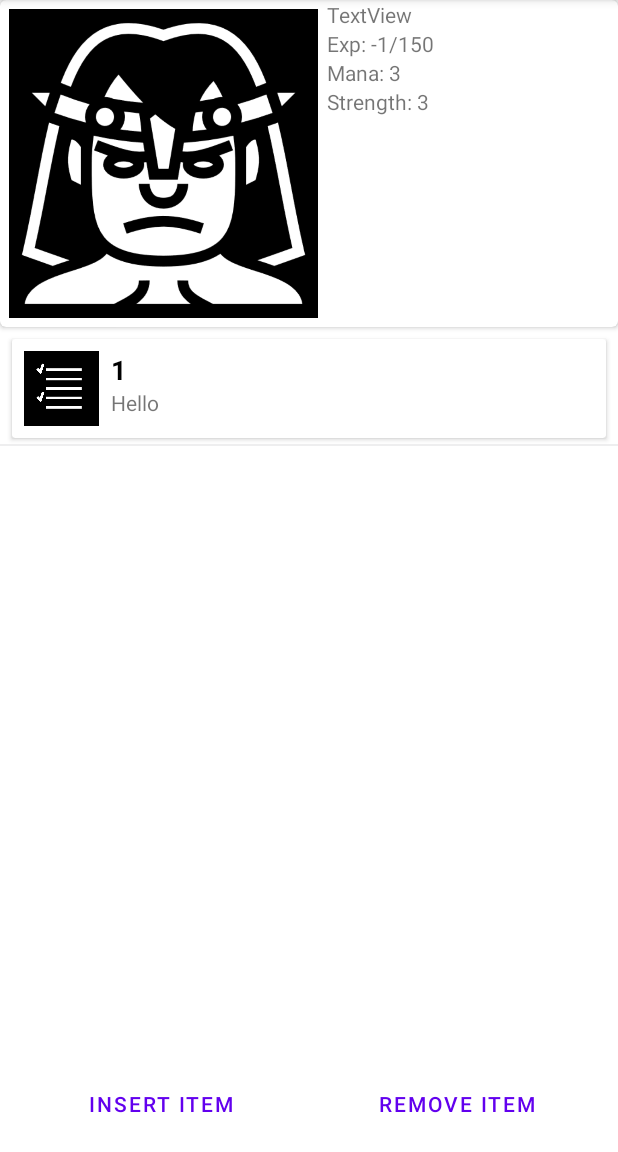
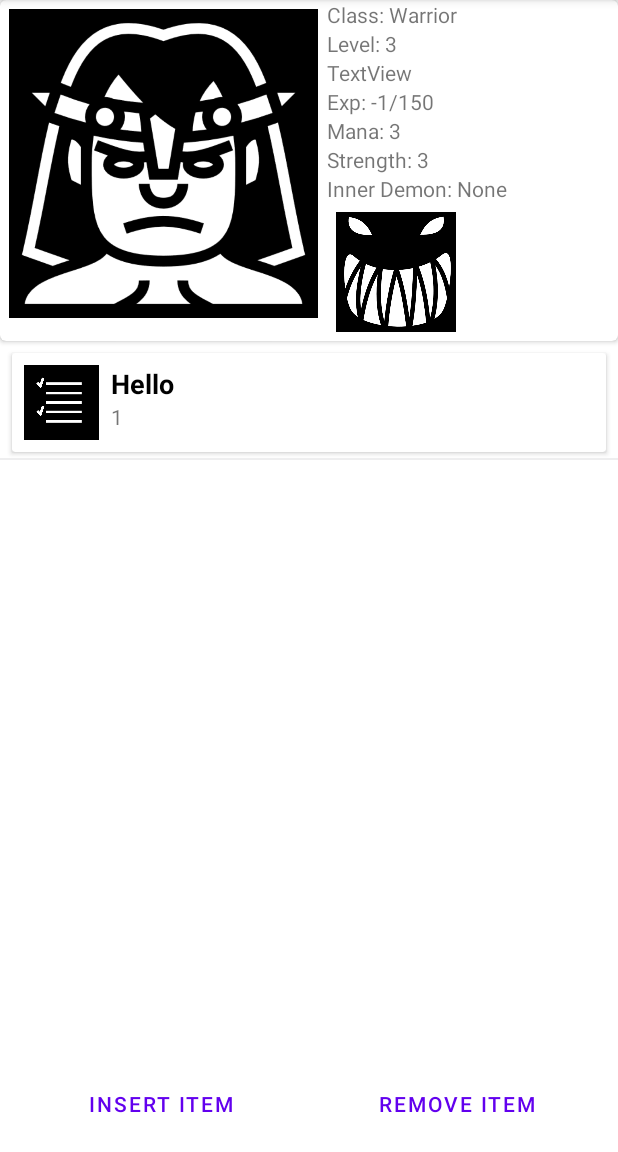
Before and after one commit to frankjmclarke/Gameify, an Android app: the screen it shows after launch (MainActivity), after a tap on "INSERT ITEM", on a phone screen of 412 x 824 dp, the part 84-1236 px from its top. Run offline under Robolectric (Android 15) with nearby library versions, the phone set to English and light mode, and no system bars; our stand-ins replace RxJava; network calls fail.

Commit message:
Adding Inner Demon

```diff
--- a/app/src/main/java/com/fclarke/gameifyfitnessandtodo/MainActivity.kt
+++ b/app/src/main/java/com/fclarke/gameifyfitnessandtodo/MainActivity.kt
@@ -6,6 +6,7 @@ import android.os.Bundle
 import android.text.Editable
 import android.text.TextWatcher
 import android.widget.Button
+import android.widget.ImageView
 import android.widget.TextView
 import android.widget.Toast
 import androidx.lifecycle.ViewModelProvider
@@ -15,6 +16,8 @@ import androidx.recyclerview.widget.StaggeredGridLayoutManager
 import kotlinx.android.synthetic.main.activity_main.*
 import com.fclarke.gameifyfitnessandtodo.adapter.ListAdapter
 import com.fclarke.gameifyfitnessandtodo.business.Level
+import com.fclarke.gameifyfitnessandtodo.business.MyClass
+import com.fclarke.gameifyfitnessandtodo.business.attributes.DemonClass
 import com.fclarke.gameifyfitnessandtodo.business.characters.Hero
 import com.fclarke.gameifyfitnessandtodo.local.Shared
 import com.fclarke.gameifyfitnessandtodo.viewmodel.MainActivityViewModel
@@ -37,20 +40,32 @@ class MainActivity : AppCompatActivity() {
             .getApplicationInfo(applicationContext.packageName, PackageManager.GET_META_DATA)
 
         //initSearchBox()
+        sharedPreferences = Shared(this)
+        val ivDemon = findViewById(R.id.iv_demon) as ImageView
+        val demon = DemonClass(sharedPreferences)
+        //demon.value=1
+        demon.write()
+        demon.read()
+        ivDemon.setImageResource(demon.getImage())
+        val txtDemonName = findViewById(R.id.demon_name) as TextView
+        txtDemonName.text="Inner Demon: "+demon.getName()
+
         val txtGoldAmount = findViewById(R.id.gold_amount) as TextView
         val txtExpAmount = findViewById(R.id.exp_amount) as TextView
         val txtManaAmount = findViewById(R.id.mana_amount) as TextView
         val txtStrengthAmount = findViewById(R.id.strength_amount) as TextView
+        val txtLevelAmount = findViewById(R.id.level_amount) as TextView
+        val txtPlayerClass = findViewById(R.id.player_class) as TextView
 
         initRecyclerView()
         val value = ai.metaData["todoistKey"]
         todoistAuth = "Bearer " + value.toString()
 
         //we want to know how many todoist tasks have been completed since last time, or 200 days ago if no last time
-        sharedPreferences = Shared(this)
+
         //var dt: String? = sharedPreferences?.getString("TODOIST_SINCE_DATE")
-        var dt: String? = "2021-09-29T20:16:09Z" //just for testing
-        var ldt: LocalDateTime = LocalDateTime.now().minus(200, ChronoUnit.DAYS)
+        var dt: String? = "2021-08-01T20:16:09Z" //just for testing
+        var ldt: LocalDateTime = LocalDateTime.now().minus(1, ChronoUnit.DAYS)
         dateTimeString = dt ?: ldt.toString()
 
         val btn_click_me = findViewById(R.id.insert_item) as Button
@@ -66,8 +81,8 @@ class MainActivity : AppCompatActivity() {
         loadAPIData()
 
         viewModel.getGold()
-            ?.observe(this) { s ->
-                txtGoldAmount.setText("Gold: " + java.lang.String.valueOf(s))
+            ?.observe(this) { n ->
+                txtGoldAmount.setText("Gold: " + java.lang.String.valueOf(n))
             }
         viewModel.getExp()
             ?.observe(this) { exp ->
@@ -78,12 +93,21 @@ class MainActivity : AppCompatActivity() {
                 txtExpAmount.setText("Exp: " + java.lang.String.valueOf(expGood)+"/"+expNeededToLevelUp.toString())
             }
         viewModel.getMana()
-            ?.observe(this) { mana ->
-                txtManaAmount.setText("Mana: " + java.lang.String.valueOf(mana))
+            ?.observe(this) { n ->
+                txtManaAmount.setText("Mana: " + java.lang.String.valueOf(n))
             }
         viewModel.getStrength()
-            ?.observe(this) { strength ->
-                txtStrengthAmount.setText("Strength: " + java.lang.String.valueOf(strength))
+            ?.observe(this) { n ->
+                txtStrengthAmount.setText("Strength: " + java.lang.String.valueOf(n))
+            }
+        viewModel.getStrength()
+            ?.observe(this) { n ->
+                txtLevelAmount.setText("Level: " + java.lang.String.valueOf(n))
+            }
+        viewModel.getClassNum()
+            ?.observe(this) { n ->
+                val myClass = MyClass(sharedPreferences)
+                txtPlayerClass.setText("Class: " + n?.let { myClass.toString(it) })
             }
 
         myChar = Hero(sharedPreferences)
@@ -91,6 +115,8 @@ class MainActivity : AppCompatActivity() {
         viewModel.setExp(myChar.exp.value)
         viewModel.setMana(3)
         viewModel.setStrength(3)
+        viewModel.recalcLevel()
+        viewModel.setClassNum(1)
 
 
     }
--- a/app/src/main/java/com/fclarke/gameifyfitnessandtodo/adapter/ListAdapter.kt
+++ b/app/src/main/java/com/fclarke/gameifyfitnessandtodo/adapter/ListAdapter.kt
@@ -62,9 +62,9 @@ class ListAdapter() : RecyclerView.Adapter<ListAdapter.MyViewHolder>() {
         private val theSize :Int = size
 
         fun bind(data: CompletedItem) {
-            tvTitle.text = data.content
+            tvTitle.text = theSize.toString()
             tvPublisher.text = data.content
-            tvPublisher.text = theSize.toString()
+           // tvPublisher.text = theSize.toString()
         }
 
     }
--- a/app/src/main/java/com/fclarke/gameifyfitnessandtodo/business/MyClass.kt
+++ b/app/src/main/java/com/fclarke/gameifyfitnessandtodo/business/MyClass.kt
@@ -30,6 +30,16 @@ class MyClass(shared: Shared) {
         }
     }
 
+    fun toString(cls:Int) :String{
+        return when (cls) {
+            1 -> "Warrior"
+            2 -> "Mage"
+            3 -> "Healer"
+            4 -> "Rogue"
+            else -> "None"
+        }
+    }
+
     fun write(sharedPreferences: Shared) {
         when (myClass) {
             CLASS.WARRIOR -> sharedPreferences?.put(prefKey, 1)
--- a/app/src/main/java/com/fclarke/gameifyfitnessandtodo/business/attributes/Attribute.kt
+++ b/app/src/main/java/com/fclarke/gameifyfitnessandtodo/business/attributes/Attribute.kt
@@ -19,6 +19,10 @@ open class Attribute(shared: Shared, prefKey: String) {
         }
     }
 
+    fun write() {
+        _shared?.put(_prefKey, value)
+    }
+
     fun read(): Int {
         return _shared.getInt(_prefKey) ?: 0
     }
--- /dev/null
+++ b/app/src/main/java/com/fclarke/gameifyfitnessandtodo/business/attributes/DemonClass.kt
@@ -0,0 +1,25 @@
+package com.fclarke.gameifyfitnessandtodo.business.attributes
+
+import com.fclarke.gameifyfitnessandtodo.R
+import com.fclarke.gameifyfitnessandtodo.local.Shared
+
+class DemonClass(shared: Shared) : Attribute(shared, prefKey = "DEMON_CLASS") {
+    fun getName() :String{
+        return when (value) {
+            1 -> "Chaos"
+            2 -> "Phobos"
+            3 -> "Cronos"
+            4 -> "Lyssa"//Ares war
+            else -> "None"
+        }
+    }
+    fun getImage() :Int{
+        return when (value) {
+            1 -> R.drawable.sharpsmile
+            2 -> R.drawable.checklist
+            3 -> R.drawable.sharpsmile
+            4 -> R.drawable.sharpsmile
+            else -> R.drawable.sharpsmile
+        }
+    }
+}
--- a/app/src/main/java/com/fclarke/gameifyfitnessandtodo/viewmodel/MainActivityViewModel.kt
+++ b/app/src/main/java/com/fclarke/gameifyfitnessandtodo/viewmodel/MainActivityViewModel.kt
@@ -3,6 +3,7 @@ package com.fclarke.gameifyfitnessandtodo.viewmodel
 import androidx.lifecycle.LiveData
 import androidx.lifecycle.MutableLiveData
 import androidx.lifecycle.ViewModel
+import com.fclarke.gameifyfitnessandtodo.business.Level
 import com.fclarke.gameifyfitnessandtodo.network.*
 import io.reactivex.Observer
 import io.reactivex.android.schedulers.AndroidSchedulers
@@ -24,6 +25,12 @@ class MainActivityViewModel : ViewModel() {
     private var manaL: MutableLiveData<Int> = MutableLiveData()
     private var strength = 0
     private var strengthL: MutableLiveData<Int> = MutableLiveData()
+    private var level = 0
+    private var levelL: MutableLiveData<Int> = MutableLiveData()
+    private var classNum = 0
+    private var classNumL: MutableLiveData<Int> = MutableLiveData()
+    private var demonNum = 0
+    private var demonNumL: MutableLiveData<Int> = MutableLiveData()
 
     fun getListObserver(): MutableLiveData<AllCompletedItems> {
         return list //loadApiData() updates this and observes notifyDataSetChanged
@@ -42,8 +49,25 @@ class MainActivityViewModel : ViewModel() {
     }
 
     fun setExp(num: Int) {
+        val level = Level()
+        var l1 = level.exp2Level(exp)
         exp = num
         expL.value = exp
+        var l2 = level.exp2Level(exp)
+        if (l2 > l1) {
+            setLevel(l2)
+        }
+
+    }
+
+    private fun setLevel(num: Int) {//level is a calculated field
+        level = num
+        levelL.value = level
+    }
+
+    fun recalcLevel(): Int {
+        val level = Level()
+        return level.exp2Level(exp)
     }
 
     fun getExp(): LiveData<Int?>? {
@@ -77,6 +101,28 @@ class MainActivityViewModel : ViewModel() {
         return manaL
     }
 
+    fun setClassNum(num: Int) {
+        classNum = num
+        classNumL.value = classNum
+    }
+
+    fun getClassNum(): LiveData<Int?>? {
+        if (classNumL == null) {
+            classNumL = MutableLiveData<Int>()
+        }
+        return classNumL
+    }
+    fun setDemonNum(num: Int) {
+        demonNum = num
+        demonNumL.value = demonNum
+    }
+
+    fun getDemonNum(): LiveData<Int?>? {
+        if (demonNumL == null) {
+            demonNumL = MutableLiveData<Int>()
+        }
+        return demonNumL
+    }
     fun getGoldObserver(): MutableLiveData<Int> {
         return goldL //loadApiData() updates this and observes notifyDataSetChanged
     }
--- a/app/src/main/res/layout/activity_main.xml
+++ b/app/src/main/res/layout/activity_main.xml
@@ -5,7 +5,6 @@
     android:layout_width="match_parent"
     android:layout_height="match_parent"
     tools:context=".MainActivity">
-
 
     <androidx.cardview.widget.CardView
         android:id="@+id/cardview"
@@ -17,7 +16,6 @@
         <LinearLayout
             android:layout_width="match_parent"
             android:layout_height="wrap_content">
-
 
             <ImageView
                 android:layout_width="206dp"
@@ -32,6 +30,18 @@
                 android:orientation="vertical">
 
                 <TextView
+                    android:id="@+id/player_class"
+                    android:layout_width="wrap_content"
+                    android:layout_height="wrap_content"
+                    android:text="TextView" />
+
+                <TextView
+                    android:id="@+id/level_amount"
+                    android:layout_width="wrap_content"
+                    android:layout_height="wrap_content"
+                    android:text="TextView" />
+
+                <TextView
                     android:id="@+id/gold_amount"
                     android:layout_width="wrap_content"
                     android:layout_height="wrap_content"
@@ -42,19 +52,32 @@
                     android:layout_width="wrap_content"
                     android:layout_height="wrap_content"
                     android:text="TextView" />
+
                 <TextView
                     android:id="@+id/mana_amount"
                     android:layout_width="wrap_content"
                     android:layout_height="wrap_content"
                     android:text="TextView" />
+
                 <TextView
                     android:id="@+id/strength_amount"
                     android:layout_width="wrap_content"
                     android:layout_height="wrap_content"
                     android:text="TextView" />
+                <TextView
+                    android:id="@+id/demon_name"
+                    android:layout_width="wrap_content"
+                    android:layout_height="wrap_content"
+                    android:text="TextView" />
+
+                <ImageView
+                    android:id="@+id/iv_demon"
+                    android:layout_width="80dp"
+                    android:layout_height="80dp"
+                    android:layout_margin="6dp"
+                    app:srcCompat="@drawable/helmet" />
 
             </LinearLayout>
-
         </LinearLayout>
     </androidx.cardview.widget.CardView>
 
```
Also changed, not shown: app/src/main/java/com/fclarke/gameifyfitnessandtodo/business/attributes/PlayerClass.kt (added, +15 -0 lines), app/src/main/java/com/fclarke/gameifyfitnessandtodo/business/characters/Demon.kt (+12 -0 lines), app/src/main/java/com/fclarke/gameifyfitnessandtodo/business/characters/Entity.kt (+1 -10 lines), app/src/main/java/com/fclarke/gameifyfitnessandtodo/business/characters/Hero.kt (+12 -0 lines), app/src/main/res/drawable/sharpsmile.png (added), app/src/main/res/layout/recycler_list_row.xml (indentation only).
